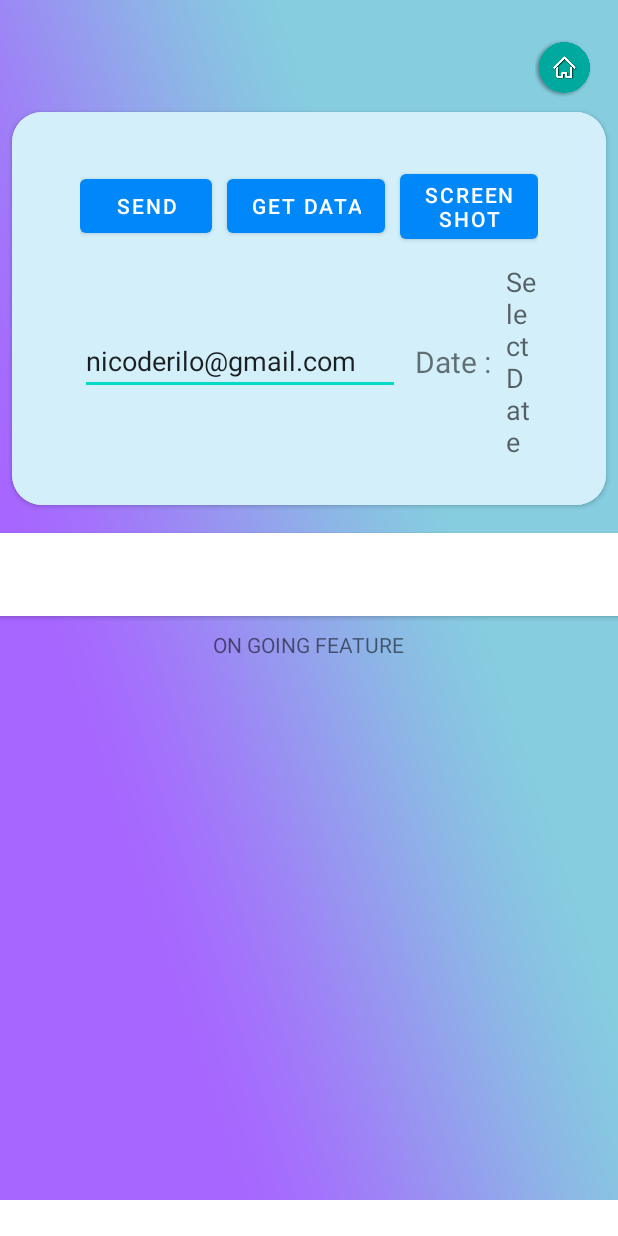
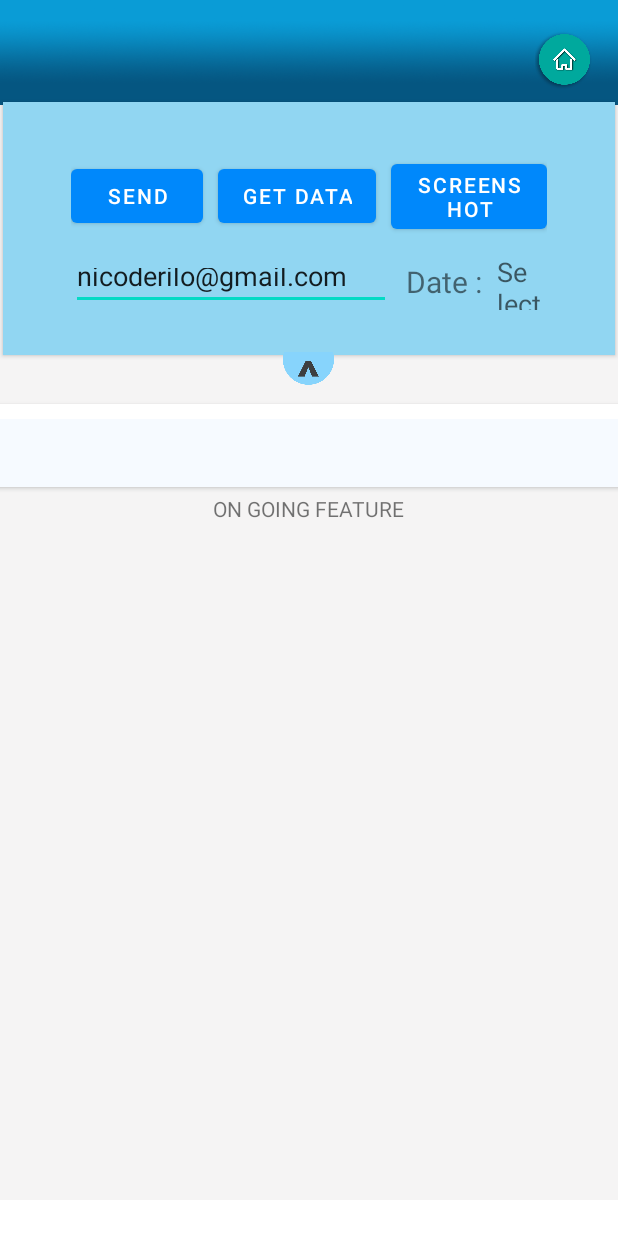
Before and after one commit to nicoderilo/TimINTimeOUT, an Android app: the ReportActivity screen opened directly, with no data from a screen before it, on a phone screen of 412 x 824 dp. Run offline under Robolectric (Android 15) with nearby library versions, the phone set to English and light mode, and no system bars.

Commit message:
gui - april 4, gui and ssms rocs comp, tcip port and enable

```diff
--- a/app/src/main/java/com/example/timintimeout/ConnectionHelper.java
+++ b/app/src/main/java/com/example/timintimeout/ConnectionHelper.java
@@ -14,6 +14,7 @@
 //HOW TO ENABLE TCP IP
 // SQL server Conf Manager > SQL Server net config > Protocols for MSSQLSERVER > TCP IP mus be enabled > restart SQL
 // server service
+//this pc > manage > tcp dynamic ports: get port number here
 public class ConnectionHelper {
     Connection con;
     String ip,port,db,un,pass;
@@ -21,13 +22,13 @@
     @SuppressLint("NewApi")
     public Connection conclass()
     {
-        //ip="192.168.0.63"; //rocs
+        //ip="192.168.0.100"; //rocs
        // ip="192.168.0.14"; //rocs POS
         //ip="10.0.0.106";//bahay
         ip="10.0.0.119";//bahay1
 
         port="50379";
-       // port="49500";//rocs port
+       // port="50833";//rocs port
         db="timetrack";
         un="sa";
         pass="01Password";
--- a/app/src/main/java/com/example/timintimeout/MainActivity.java
+++ b/app/src/main/java/com/example/timintimeout/MainActivity.java
@@ -159,13 +159,14 @@
 
                                 }
 
+
                                 etStart.setText(current_time_view.getText().toString());
                                         String sqlinsert ="INSERT INTO timeSummary ([empUser],[empFName],[startTime],[endTime],[duration],[date]) VALUES ('"+ etEmpCode.getText().toString() +"','"+tvempName.getText().toString()+"','"+etStart.getText().toString()+"','"+etEnd.getText().toString()+"','"+tvDuration.getText().toString()+"','"+ textClockDate.getText().toString()+"')";
-                                        Toast.makeText(getApplicationContext(), "Time In Successful' "+ tvempName.getText().toString() +"'", Toast.LENGTH_LONG).show();
+                                        Toast.makeText(getApplicationContext(), "Time In Successful "+ tvempName.getText().toString() +"", Toast.LENGTH_LONG).show();
                                         st.executeQuery(sqlinsert);
+
                                 String displayName = tvempName.getText().toString();
                                 timeInOutActivity.tvNameDisplay.setText("test");
-
 
                                 Toast.makeText(getApplicationContext(), "Time IN Successful", Toast.LENGTH_SHORT).show();
                             }//save startTime - END
--- a/app/src/main/java/com/example/timintimeout/ReportActivity.java
+++ b/app/src/main/java/com/example/timintimeout/ReportActivity.java
@@ -11,10 +11,12 @@
 import android.os.Environment;
 import android.util.Log;
 import android.view.View;
+import android.view.ViewGroup;
 import android.widget.Button;
 import android.widget.DatePicker;
 import android.widget.EditText;
 import android.widget.ImageButton;
+import android.widget.LinearLayout;
 import android.widget.ListView;
 import android.widget.SimpleAdapter;
 import android.widget.TextView;
@@ -32,7 +34,8 @@
     Button btnLoad, btnSend;
     public EditText etSendTo;
     public EditText etSubject,etEmpUserTest;
-    ImageButton imbtnHome;
+    LinearLayout llHeader;
+    ImageButton imbtnHome,imbtnshrink;
     //public EditText mtSummary;
     //public static EditText etDate;
     public static TextView tvEmpUser;
@@ -52,6 +55,7 @@
         btnSend = findViewById(R.id.btnSend);
         etSendTo = findViewById(R.id.etSendTo);
         tvDate = findViewById(R.id.tvDate);
+        llHeader = findViewById(R.id.llHeader);
         //etSubject = findViewById(R.id.etSubject);
         //etDate = findViewById(R.id.etDate);
        // mtSummary = findViewById(R.id.mtSummary);
@@ -60,6 +64,7 @@
         etEmpUserTest = findViewById(R.id.etEmpUserTest);
         tvDatePicker = findViewById(R.id.tvDatePicker);
         imbtnHome = findViewById(R.id.imbtnHome);
+        imbtnshrink = findViewById(R.id.imbtnshrink);
         Calendar calendar = Calendar.getInstance();
         final int year = calendar.get(Calendar.YEAR);
         final int month = calendar.get(Calendar.MONTH);
@@ -71,6 +76,33 @@
             public void onClick(View view) {
                 Intent intent = new Intent(ReportActivity.this, HomeActivity.class);
                 startActivity(intent);
+            }
+        });
+
+
+        imbtnshrink.setOnClickListener(new View.OnClickListener() {
+            @Override
+            public void onClick(View view) {
+               // Toast.makeText(ReportActivity.this, "test", Toast.LENGTH_SHORT).show();
+                // Gets the layout params that will allow you to resize the layout
+                ViewGroup.LayoutParams params = llHeader.getLayoutParams();
+                if (params.height == 14) {
+                    // NOTE: Changes the height and width to the specified *pixels*
+                    //http://labs.rampinteractive.co.uk/android_dp_px_calculator/
+                    // 135 Idpi = 175dp -IMPORTANT
+                    params.height = 135;
+                    //params.width = 100;
+                    llHeader.setLayoutParams(params);
+                    imbtnshrink.setImageResource(R.drawable.shrinkup1);
+                    Toast.makeText(ReportActivity.this, "test", Toast.LENGTH_SHORT).show();
+                } else {
+                    Toast.makeText(ReportActivity.this, "test2", Toast.LENGTH_SHORT).show();
+                    // Changes the height and width to the specified *pixels*
+                    params.height = 14;
+                    //params.width = 100;
+                    llHeader.setLayoutParams(params);
+                    imbtnshrink.setImageResource(R.drawable.shrinkdown1);
+                }
             }
         });
         btnSend.setOnClickListener(new View.OnClickListener() {
--- a/app/src/main/res/layout/activity_main.xml
+++ b/app/src/main/res/layout/activity_main.xml
@@ -316,8 +316,8 @@
 
     </LinearLayout>
 
-    <LinearLayout
-        android:layout_width="match_parent"
-        android:layout_height="match_parent"
-        android:orientation="horizontal"></LinearLayout>
+<!--    <LinearLayout-->
+<!--        android:layout_width="match_parent"-->
+<!--        android:layout_height="match_parent"-->
+<!--        android:orientation="horizontal"></LinearLayout>-->
 </RelativeLayout>
--- a/app/src/main/res/layout/activity_report.xml
+++ b/app/src/main/res/layout/activity_report.xml
@@ -5,12 +5,14 @@
     android:layout_width="match_parent"
     android:layout_height="800dp"
     android:orientation="vertical"
-    android:background="@drawable/bg2"
+    android:background="#F5F4F4"
     tools:context=".ReportActivity">
     <LinearLayout
         android:layout_width="match_parent"
-        android:layout_height="wrap_content"
-        android:paddingTop="15dp"
+        android:layout_height="70dp"
+        android:background="@drawable/bg8"
+        android:paddingTop="10dp"
+        android:layout_marginBottom="-5dip"
         android:gravity="right">
 
         <ImageButton
@@ -24,31 +26,33 @@
             app:srcCompat="@drawable/homeshadow" />
     </LinearLayout>
     <LinearLayout
+        android:id="@+id/llHeader"
         android:layout_width="match_parent"
-        android:layout_height="wrap_content"
-        android:gravity="center">
+        android:layout_height="175dp"
+        android:gravity="center"
+        android:layout_marginBottom="-5dip">
 
         <androidx.cardview.widget.CardView
-            xmlns:app="http://schemas.android.com/apk/res-auto"
-            android:layout_width="wrap_content"
+            android:layout_width="match_parent"
             android:layout_height="wrap_content"
             app:cardUseCompatPadding="true"
-            app:cardCornerRadius="20dp" >
+            app:cardCornerRadius="0dp" >
 
             <!--    Main container for button an text box-->
             <LinearLayout
-                android:layout_width="wrap_content"
-                android:layout_height="wrap_content"
+                android:layout_width="match_parent"
+                android:layout_height="match_parent"
                 android:gravity="center"
+                android:background="#E384D1F1"
+                android:orientation="vertical"
                 android:paddingLeft="45dp"
-                android:paddingRight="45dp"
                 android:paddingTop="35dp"
-                android:background="#d2effa"
-                android:orientation="vertical">
+                android:paddingRight="45dp">
 
                 <LinearLayout
                     android:layout_width="match_parent"
                     android:layout_height="wrap_content"
+
                     android:layout_marginBottom="10dp"
                     android:gravity="center"
                     android:orientation="horizontal">
@@ -82,8 +86,8 @@
                 <LinearLayout
                     android:layout_width="match_parent"
                     android:layout_height="wrap_content"
+                    android:layout_marginBottom="30dp"
                     android:gravity="center"
-                    android:layout_marginBottom="30dp"
                     android:orientation="horizontal">
 
                     <EditText
@@ -99,19 +103,19 @@
                         android:id="@+id/tvDate"
                         android:layout_width="wrap_content"
                         android:layout_height="wrap_content"
-                        android:inputType="textPersonName"
-                        android:textAlignment="center"
-                        android:textSize="20dp"
                         android:layout_marginLeft="10dp"
                         android:layout_marginRight="10dp"
-                        android:text="Date :" />
+                        android:inputType="textPersonName"
+                        android:text="Date :"
+                        android:textAlignment="center"
+                        android:textSize="20dp" />
                     <!--        android:text="time in time out"-->
                     <TextView
                         android:id="@+id/tvDatePicker"
                         android:layout_width="wrap_content"
                         android:layout_height="wrap_content"
-                        android:textSize="18dp"
-                        android:hint="Select Date" />
+                        android:hint="Select Date"
+                        android:textSize="18dp" />
                     <!--        <EditText-->
                     <!--            android:id="@+id/etDate"-->
                     <!--            android:layout_width="wrap_content"-->
@@ -147,6 +151,24 @@
 
 
     </LinearLayout>
+<LinearLayout
+    android:layout_width="match_parent"
+    android:layout_height="wrap_content"
+    android:gravity="center">
+
+    <ImageButton
+        android:id="@+id/imbtnshrink"
+        android:layout_gravity="center"
+        android:layout_width="40dp"
+        android:layout_height="40dp"
+        android:background="@null"
+        android:layout_marginTop="-10dip"
+        android:scaleType="fitXY"
+        app:srcCompat="@drawable/shrinkup" />
+
+</LinearLayout>
+
+
 
 
     <LinearLayout
@@ -160,16 +182,14 @@
             android:layout_width="600dp"
             android:layout_height="match_parent"
             app:cardUseCompatPadding="true"
-
-            android:background="@color/cardview_light_background"
-            app:cardCornerRadius="20dp" >
+            app:cardCornerRadius="5dp" >
         <ListView
             android:id="@+id/lvSummary"
             android:layout_width="600dp"
             android:layout_height="wrap_content"
             android:gravity="center"
             android:textAlignment="center"
-            android:background="@color/cardview_light_background"
+            android:background="#D7F5FAFF"
             android:layout_marginTop="10dp"
             android:paddingTop="45dp"
             android:paddingRight="45dp"
--- a/app/src/main/res/layout/activity_time_in_out.xml
+++ b/app/src/main/res/layout/activity_time_in_out.xml
@@ -113,7 +113,7 @@
                     android:textColor="@color/white"
                     android:textAlignment="center"
                     android:textSize="9pt"
-                    android:text="Name Name"/>
+                    android:text="N  A  M  E"/>
             </LinearLayout>
 
         <ImageButton
```
Also changed, not shown: app/src/main/res/drawable/shrink.png (added), app/src/main/res/drawable/shrinkdown.png (added), app/src/main/res/drawable/shrinkdown1.png (added), app/src/main/res/drawable/shrinkup.png (added), app/src/main/res/drawable/shrinkup1.png (added).
